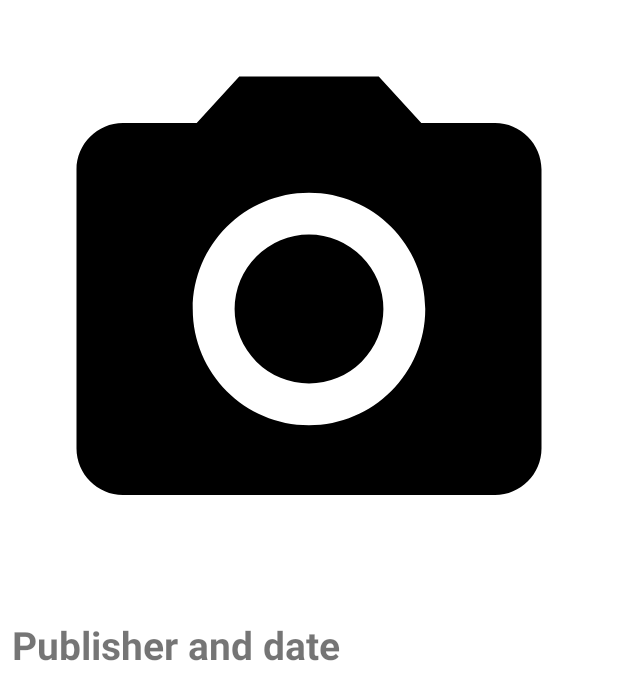
After one commit to mabackma/NewsApplication, an Android app: the layout fragment_details.xml on its own in the app's theme, with its tools: preview values and no code run, on a phone screen of 412 x 824 dp. The commit adds this screen. Shown: the top 700 px of the screen. Run offline under Robolectric (Android 15) with nearby library versions, the phone set to English and light mode, and no system bars; network calls fail.

Commit message:
description fragment included

```diff
--- a/app/src/main/java/com/example/newsapplication/ResultsFragment.kt
+++ b/app/src/main/java/com/example/newsapplication/ResultsFragment.kt
@@ -8,6 +8,7 @@ import android.view.View
 import android.view.ViewGroup
 import android.widget.AdapterView
 import android.widget.ArrayAdapter
+import androidx.navigation.fragment.findNavController
 import androidx.navigation.fragment.navArgs
 import androidx.recyclerview.widget.LinearLayoutManager
 import com.android.volley.Request
@@ -109,7 +110,7 @@ class ResultsFragment : Fragment() {
         binding.recyclerView.layoutManager = linearLayoutManager
 
         // Set empty adapter to recycler view
-        newsAdapter = NewsAdapter(emptyList())
+        newsAdapter = NewsAdapter(emptyList(), findNavController(), "results")
         binding.recyclerView.adapter = newsAdapter
 
         return root
@@ -166,7 +167,7 @@ class ResultsFragment : Fragment() {
 
                 // Fill adapter with rows of news and set to recycler view
                 val rows : List<NewsItem> = gson.fromJson(allNewsArray.toString(), Array<NewsItem>::class.java).toList()
-                newsAdapter = NewsAdapter(rows)
+                newsAdapter = NewsAdapter(rows, findNavController(), "results")
                 binding.recyclerView.adapter = newsAdapter
             },
             { error ->
--- a/app/src/main/java/com/example/newsapplication/TopHeadlinesFragment.kt
+++ b/app/src/main/java/com/example/newsapplication/TopHeadlinesFragment.kt
@@ -8,6 +8,7 @@ import android.view.View
 import android.view.ViewGroup
 import android.widget.AdapterView
 import android.widget.ArrayAdapter
+import androidx.navigation.fragment.findNavController
 import androidx.recyclerview.widget.LinearLayoutManager
 import com.android.volley.Request
 import com.android.volley.RequestQueue
@@ -83,7 +84,7 @@ class TopHeadlinesFragment : Fragment() {
         binding.recyclerViewHeadlines.layoutManager = linearLayoutManager
 
         // Set empty adapter to recycler view
-        newsAdapter = NewsAdapter(emptyList())
+        newsAdapter = NewsAdapter(emptyList(), findNavController(), "headlines")
         binding.recyclerViewHeadlines.adapter = newsAdapter
 
         return root
@@ -121,7 +122,7 @@ class TopHeadlinesFragment : Fragment() {
 
                 // Fill adapter with rows of news and set to recycler view
                 val rows : List<NewsItem> = gson.fromJson(allNewsArray.toString(), Array<NewsItem>::class.java).toList()
-                newsAdapter = NewsAdapter(rows)
+                newsAdapter = NewsAdapter(rows, findNavController(), "headlines")
                 binding.recyclerViewHeadlines.adapter = newsAdapter
             },
             { error ->
--- a/app/src/main/java/com/example/newsapplication/datatypes/NewsItem.kt
+++ b/app/src/main/java/com/example/newsapplication/datatypes/NewsItem.kt
@@ -10,7 +10,8 @@ data class NewsItem (
   @SerializedName("news_url"     ) var newsUrl     : String? = null,
   @SerializedName("published_at" ) var publishedAt : String? = null,
   @SerializedName("publisher"    ) var publisher   : String? = null,
-  @SerializedName("title"        ) var title       : String? = null
+  @SerializedName("title"        ) var title       : String? = null,
+  @SerializedName("description"  ) var description : String? = null
 
 ) : Parcelable {
 
--- /dev/null
+++ b/app/src/main/res/layout/fragment_details.xml
@@ -0,0 +1,40 @@
+<?xml version="1.0" encoding="utf-8"?>
+<ScrollView xmlns:android="http://schemas.android.com/apk/res/android"
+    xmlns:tools="http://schemas.android.com/tools"
+    android:layout_width="match_parent"
+    android:layout_height="match_parent">
+
+    <LinearLayout
+        android:layout_width="match_parent"
+        android:layout_height="wrap_content"
+        android:orientation="vertical"
+        tools:context=".DetailsFragment">
+
+        <ImageView
+            android:id="@+id/image_view_link_to_news"
+            android:layout_width="match_parent"
+            android:layout_height="wrap_content"
+            android:layout_margin="20dp"
+            android:adjustViewBounds="true"
+            android:scaleType="centerCrop"
+            android:layout_gravity="center_horizontal"
+            android:src="@drawable/ic_menu_camera" />
+
+        <TextView
+            android:id="@+id/text_view_title"
+            android:layout_width="match_parent"
+            android:layout_height="wrap_content"
+            android:text="Publisher and date"
+            android:textSize="26sp"
+            android:textStyle="bold"
+            android:layout_marginHorizontal="8dp"/>
+
+        <TextView
+            android:id="@+id/text_view_description"
+            android:layout_width="match_parent"
+            android:layout_height="wrap_content"
+            android:textSize="16sp"
+            android:layout_marginHorizontal="8dp"/>
+
+    </LinearLayout>
+</ScrollView>
```
Also changed, not shown: app/src/main/java/com/example/newsapplication/DetailsFragment.kt (added, +82 -0 lines), app/src/main/java/com/example/newsapplication/NewsAdapter.kt (+23 -13 lines), app/src/main/res/navigation/mobile_navigation.xml (+17 -1 lines).
